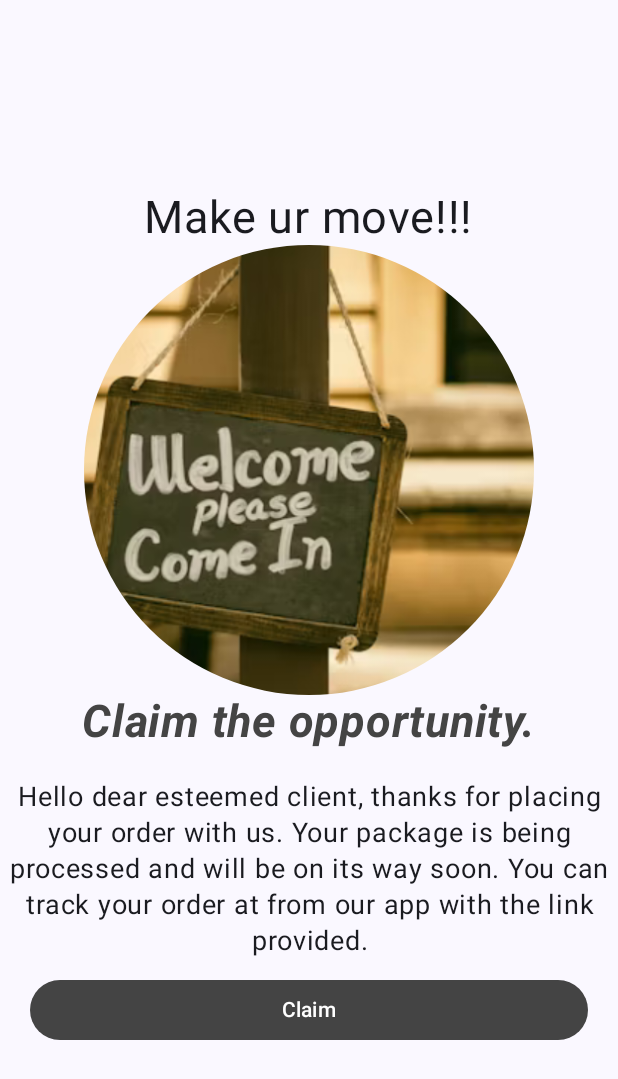
After one commit to eddamax0403/SokoMart, an Android app built with Jetpack Compose: the composable StartScreen shown on its own in the app's theme, on a phone screen of 412 x 824 dp. The commit adds this screen. Shown: the top 1079 px of the screen. Run offline under Robolectric (Android 15) with nearby library versions, the phone set to English and light mode, and no system bars.

Commit message:
Second commit

```diff
--- /dev/null
+++ b/app/src/main/java/com/eddy/sokomart/ui/screens/start/StartScreen.kt
@@ -0,0 +1,93 @@
+package com.eddy.sokomart.ui.screens.start
+
+import androidx.compose.foundation.Image
+import androidx.compose.foundation.layout.Arrangement
+import androidx.compose.foundation.layout.Column
+import androidx.compose.foundation.layout.Spacer
+import androidx.compose.foundation.layout.fillMaxSize
+import androidx.compose.foundation.layout.fillMaxWidth
+import androidx.compose.foundation.layout.height
+import androidx.compose.foundation.layout.padding
+import androidx.compose.foundation.layout.size
+import androidx.compose.foundation.shape.CircleShape
+import androidx.compose.material3.Button
+import androidx.compose.material3.ButtonColors
+import androidx.compose.material3.ButtonDefaults
+import androidx.compose.material3.Text
+import androidx.compose.runtime.Composable
+import androidx.compose.ui.Alignment
+import androidx.compose.ui.Modifier
+import androidx.compose.ui.draw.clip
+import androidx.compose.ui.graphics.Color
+import androidx.compose.ui.layout.ContentScale
+import androidx.compose.ui.res.painterResource
+import androidx.compose.ui.text.font.FontStyle
+import androidx.compose.ui.text.font.FontWeight
+import androidx.compose.ui.text.style.TextAlign
+import androidx.compose.ui.tooling.preview.Preview
+import androidx.compose.ui.unit.dp
+import androidx.compose.ui.unit.sp
+import androidx.navigation.NavController
+import androidx.navigation.compose.rememberNavController
+import com.eddy.sokomart.R
+
+@Composable
+fun StartScreen(navController: NavController){
+    Column(modifier = Modifier.fillMaxSize(),
+        horizontalAlignment = Alignment.CenterHorizontally,
+        verticalArrangement = Arrangement.Center
+
+        )
+    {
+        Text(
+            text = "Make ur move!!!",
+            fontSize = 30.sp
+        )
+
+
+        Image(
+            painter = painterResource(R.drawable.start),
+            contentDescription = "Welcome",
+            modifier = Modifier.size(300.dp).clip(shape = CircleShape),
+            contentScale = ContentScale.Crop
+        )
+
+        Text(
+            text = "Claim the opportunity.",
+            fontSize = 30.sp,
+            fontWeight = FontWeight.Bold,
+            fontStyle = FontStyle.Italic,
+            color = Color.DarkGray
+        )
+
+        Spacer(modifier = Modifier.height(20.dp))
+
+        Text(
+            text = "Hello dear esteemed client, thanks for placing your order with us. Your package is being processed and will be on its way soon. You can track your order at from our app with the link provided.",
+            fontSize = 18.sp,
+            textAlign = TextAlign.Center
+        )
+
+        Spacer(modifier = Modifier.height(10.dp))
+
+
+        Button(onClick = {},
+            colors = ButtonDefaults.buttonColors(Color.DarkGray),
+            modifier = Modifier.fillMaxWidth().padding(start = 20.dp, end = 20.dp)
+        )
+        {
+            Text(text = "Claim")
+        }
+
+
+
+    }
+
+
+}
+
+@Preview(showBackground = true)
+@Composable
+fun StartScreenPreview(){
+    StartScreen(navController= rememberNavController())
+}
--- a/app/src/main/java/com/eddy/sokomart/ui/theme/Color.kt
+++ b/app/src/main/java/com/eddy/sokomart/ui/theme/Color.kt
@@ -9,3 +9,4 @@ val Pink80 = Color(0xFFEFB8C8)
 val Purple40 = Color(0xFF6650a4)
 val PurpleGrey40 = Color(0xFF625b71)
 val Pink40 = Color(0xFF7D5260)
+val Newgreen = Color(0xFF6A886A)
```
Also changed, not shown: app/src/main/java/com/eddy/sokomart/ui/screens/item/ItemScreen.kt (added, +67 -0 lines), app/src/main/res/drawable/start.png (added).
